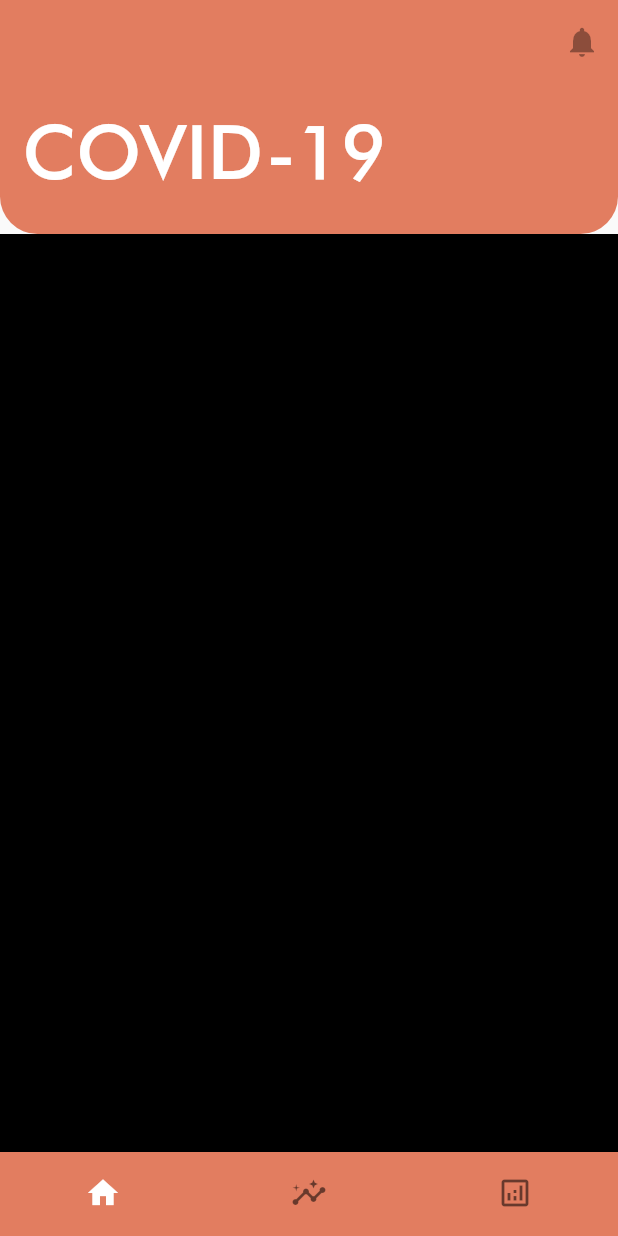
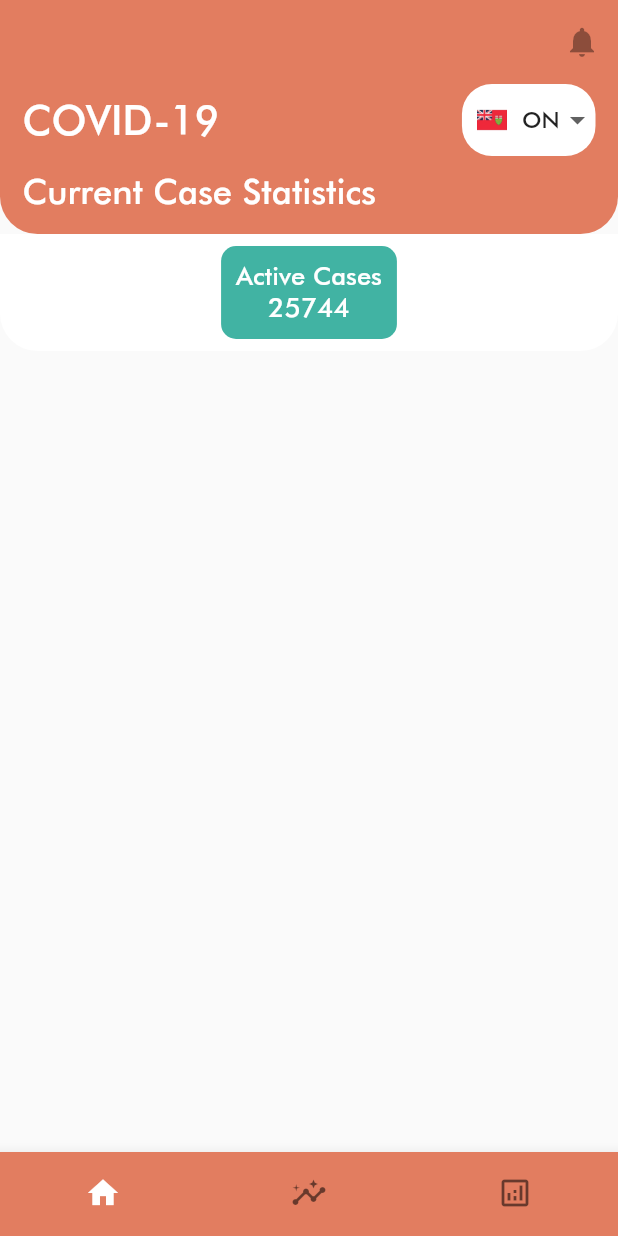
Before and after one commit to Cabreros/covid_app, a Flutter app: the screen it shows after launch, on a phone screen of 412 x 824 dp. Run offline on Flutter 3.47's test engine with Material 2 defaults, Android fonts, the phone set to English and light mode, and no system bars.

Commit message:
added assets, stats card, and fixed dropdown menu

```diff
--- a/lib/screens/home_screen.dart
+++ b/lib/screens/home_screen.dart
@@ -1,3 +1,4 @@
+import 'package:current_cases_app/widgets/stats_card.dart';
 import 'package:flutter/material.dart';
 
 class HomeScreen extends StatefulWidget {
@@ -6,6 +7,9 @@ class HomeScreen extends StatefulWidget {
 }
 
 class _HomeScreenState extends State<HomeScreen> {
+  String _province = 'ON';
+  List<String> _provinces = ['ON', 'YK', 'AB', 'QC'];
+
   @override
   Widget build(BuildContext context) {
     final screenHeight = MediaQuery.of(context).size.height;
@@ -34,7 +38,7 @@ class _HomeScreenState extends State<HomeScreen> {
   SliverToBoxAdapter _header() {
     return SliverToBoxAdapter(
       child: Container(
-        padding: EdgeInsets.all(15.0),
+        padding: EdgeInsets.symmetric(horizontal: 15.0),
         height: 100.0,
         decoration: BoxDecoration(
           color: Color(0xffe27d60),
@@ -44,19 +48,73 @@ class _HomeScreenState extends State<HomeScreen> {
           ),
         ),
         child: Column(
+          crossAxisAlignment: CrossAxisAlignment.start,
           children: [
             Row(
+              mainAxisAlignment: MainAxisAlignment.spaceEvenly,
               children: [
-                Text(
-                  'COVID-19',
-                  style: TextStyle(
+                Expanded(
+                  child: Text(
+                    'COVID-19',
+                    style: TextStyle(
+                      color: Colors.white,
+                      fontSize: 27.0,
+                      fontFamily: 'Futura',
+                    ),
+                  ),
+                ),
+                Container(
+                  decoration: BoxDecoration(
                     color: Colors.white,
-                    fontSize: 50.0,
-                    fontFamily: 'Futura',
+                    borderRadius: BorderRadius.circular(20),
                   ),
-                )
+                  child: DropdownButtonHideUnderline(
+                    child: DropdownButton<String>(
+                      value: _province,
+                      items: _provinces
+                          .map(
+                            (e) => DropdownMenuItem(
+                              child: Row(
+                                children: <Widget>[
+                                  Container(
+                                    padding:
+                                        EdgeInsets.symmetric(horizontal: 10.0),
+                                    height: 40.0,
+                                    width: 40.0,
+                                    child: Image.asset(
+                                      'assets/images/$e.jpg',
+                                    ),
+                                  ),
+                                  Text(
+                                    e,
+                                    style: TextStyle(
+                                        fontFamily: 'Futura', fontSize: 15),
+                                  ),
+                                ],
+                              ),
+                              value: e,
+                            ),
+                          )
+                          .toList(),
+                      onChanged: (String value) {
+                        setState(() => _province = value);
+                      },
+                    ),
+                  ),
+                ),
               ],
-            )
+            ),
+            SizedBox(
+              height: 10.0,
+            ),
+            Text(
+              'Current Case Statistics',
+              style: TextStyle(
+                color: Colors.white,
+                fontSize: 23.0,
+                fontFamily: 'Futura',
+              ),
+            ),
           ],
         ),
       ),
@@ -66,26 +124,17 @@ class _HomeScreenState extends State<HomeScreen> {
   SliverToBoxAdapter _body() {
     return SliverToBoxAdapter(
       child: Container(
-        height: 1000.0,
         decoration: BoxDecoration(
-          color: Colors.black,
+          color: Colors.white,
           borderRadius: BorderRadius.only(
             bottomLeft: Radius.circular(25.0),
             bottomRight: Radius.circular(25.0),
           ),
         ),
+        child: Center(
+          child: StatsCard(),
+        ),
       ),
     );
   }
 }
-
-// appBar: AppBar(
-//   backgroundColor: Color(0xff85dcba),
-//   actions: [
-//     IconButton(
-//         icon: Icon(
-//           Icons.notifications,
-//         ),
-//         onPressed: null)
-//   ],
-// ),
--- /dev/null
+++ b/lib/widgets/province_dropdown.dart
@@ -0,0 +1,27 @@
+import 'package:flutter/material.dart';
+
+class DropdownProvince extends DropdownMenuItem {
+  final String province;
+  const DropdownProvince({
+    @required this.province,
+  });
+  @override
+  Widget build(BuildContext context) {
+    return DropdownMenuItem(
+      child: Row(
+        children: <Widget>[
+          Container(
+            padding: EdgeInsets.symmetric(horizontal: 10.0),
+            height: 40.0,
+            width: 40.0,
+            child: Image.asset(
+              'assets/images/$province.jpg',
+            ),
+          ),
+          Text(province),
+        ],
+      ),
+      value: province,
+    );
+  }
+}
--- /dev/null
+++ b/lib/widgets/stats_card.dart
@@ -0,0 +1,42 @@
+import 'package:flutter/material.dart';
+
+class StatsCard extends StatelessWidget {
+  const StatsCard({
+    Key key,
+  }) : super(key: key);
+
+  @override
+  Widget build(BuildContext context) {
+    return Expanded(
+      child: Container(
+        margin: EdgeInsets.all(8.0),
+        padding: EdgeInsets.all(10.0),
+        decoration: BoxDecoration(
+          color: Color(0xff41b3a3),
+          borderRadius: BorderRadius.circular(10.0),
+        ),
+        child: Column(
+          crossAxisAlignment: CrossAxisAlignment.center,
+          children: [
+            Text(
+              'Active Cases',
+              style: TextStyle(
+                color: Colors.white,
+                fontSize: 17.0,
+                fontFamily: 'Futura',
+              ),
+            ),
+            Text(
+              '25744',
+              style: TextStyle(
+                color: Colors.white,
+                fontSize: 18.0,
+                fontFamily: 'Futura',
+              ),
+            )
+          ],
+        ),
+      ),
+    );
+  }
+}
--- a/pubspec.yaml
+++ b/pubspec.yaml
@@ -42,9 +42,9 @@ flutter:
   uses-material-design: true
 
   # To add assets to your application, add an assets section, like this:
-  # assets:
-  #   - images/a_dot_burr.jpeg
-  #   - images/a_dot_ham.jpeg
+  assets:
+    - assets/images/
+
   # An image asset can refer to one or more resolution-specific "variants", see
   # https://flutter.dev/assets-and-images/#resolution-aware.
   # For details regarding adding assets from package dependencies, see
```
Also changed, not shown: assets/images/AB.jpg (added), assets/images/ON.jpg (added), assets/images/QC.jpg (added), assets/images/YK.jpg (added).
